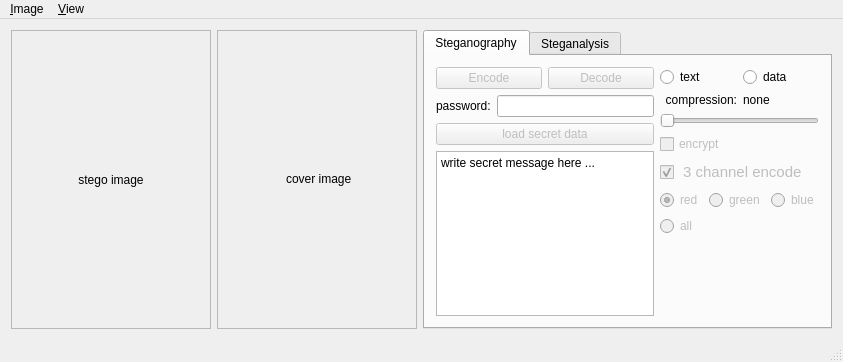
First picture: the form in mainwindow.ui, repository evilbateye/stegosum, before the edit.
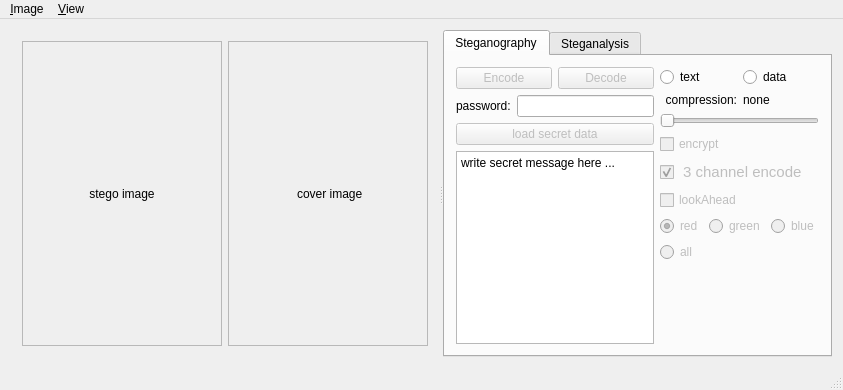
Second picture: the form after the edit. Custom widgets are drawn as their Qt base class.

Diff of the .ui file:
```diff
--- a/mainwindow.ui
+++ b/mainwindow.ui
@@ -7,17 +7,20 @@
     <x>0</x>
     <y>0</y>
     <width>843</width>
-    <height>362</height>
+    <height>390</height>
    </rect>
   </property>
   <property name="windowTitle">
    <string>StegoSum</string>
   </property>
   <widget class="QWidget" name="centralWidget">
-   <layout class="QHBoxLayout" name="horizontalLayout_8">
-    <item>
-     <layout class="QGridLayout" name="gridLayout" columnstretch="0,1">
+   <layout class="QGridLayout" name="gridLayout">
       <item row="0" column="0">
+     <widget class="QSplitter" name="splitter">
+      <property name="orientation">
+       <enum>Qt::Horizontal</enum>
+      </property>
+      <widget class="QWidget" name="layoutWidget">
        <layout class="QGridLayout" name="gridLayout_2">
         <item row="0" column="1">
          <widget class="QScrollArea" name="scrollArea">
@@ -34,9 +37,9 @@
            <property name="geometry">
             <rect>
              <x>0</x>
-             <y>16</y>
+             <y>15</y>
              <width>198</width>
-             <height>258</height>
+             <height>291</height>
             </rect>
            </property>
            <layout class="QVBoxLayout" name="verticalLayout_4">
@@ -62,9 +65,6 @@
             <height>0</height>
            </size>
           </property>
-          <property name="widgetResizable">
-           <bool>true</bool>
-          </property>
           <property name="alignment">
            <set>Qt::AlignCenter</set>
           </property>
@@ -72,7 +72,7 @@
            <property name="geometry">
             <rect>
              <x>0</x>
-             <y>0</y>
+             <y>15</y>
              <width>198</width>
              <height>291</height>
             </rect>
@@ -93,8 +93,7 @@
          </widget>
         </item>
        </layout>
-      </item>
-      <item row="0" column="1">
+      </widget>
        <widget class="QTabWidget" name="TabWidget">
         <property name="currentIndex">
          <number>0</number>
@@ -357,6 +356,19 @@
                 </property>
                </widget>
               </item>
+             <item>
+              <widget class="QCheckBox" name="lookAheadRadio">
+               <property name="enabled">
+                <bool>false</bool>
+               </property>
+               <property name="text">
+                <string>lookAhead</string>
+               </property>
+               <property name="checked">
+                <bool>false</bool>
+               </property>
+              </widget>
+             </item>
               <item>
                <layout class="QHBoxLayout" name="horizontalLayout_6">
                 <item>
@@ -568,8 +580,7 @@
          </layout>
         </widget>
        </widget>
-      </item>
-     </layout>
+     </widget>
     </item>
    </layout>
   </widget>
```
Left out of the diff: 45 changed lines with no effect on the pictures. Lines whose indentation alone changed are shown as unchanged.
